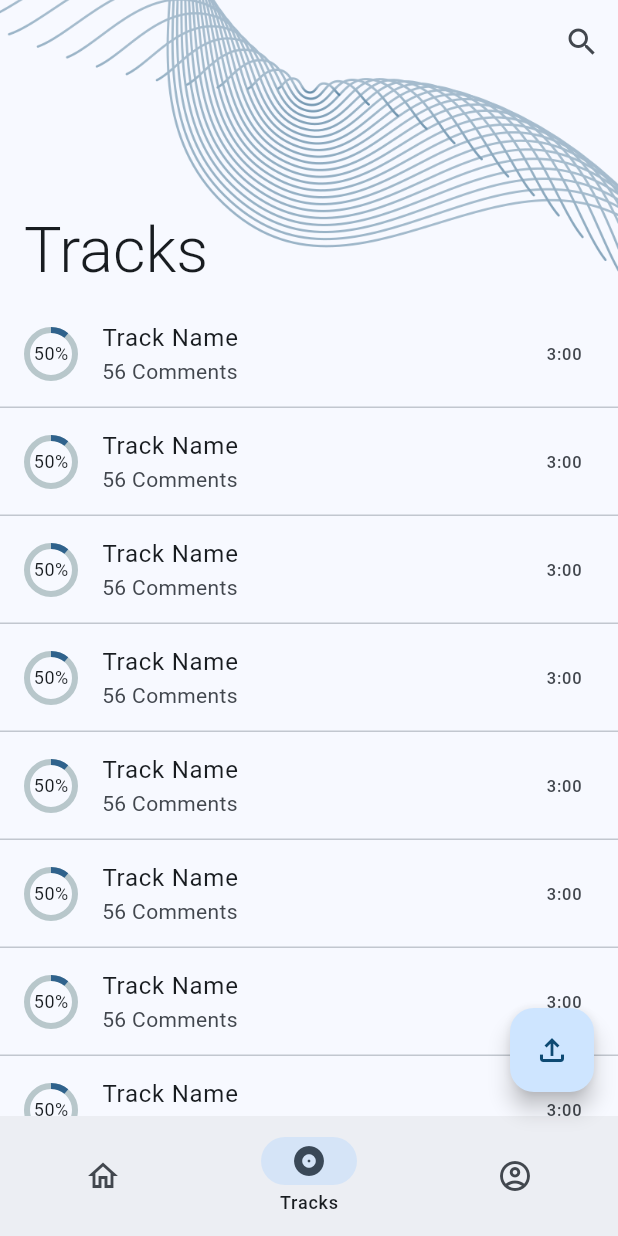
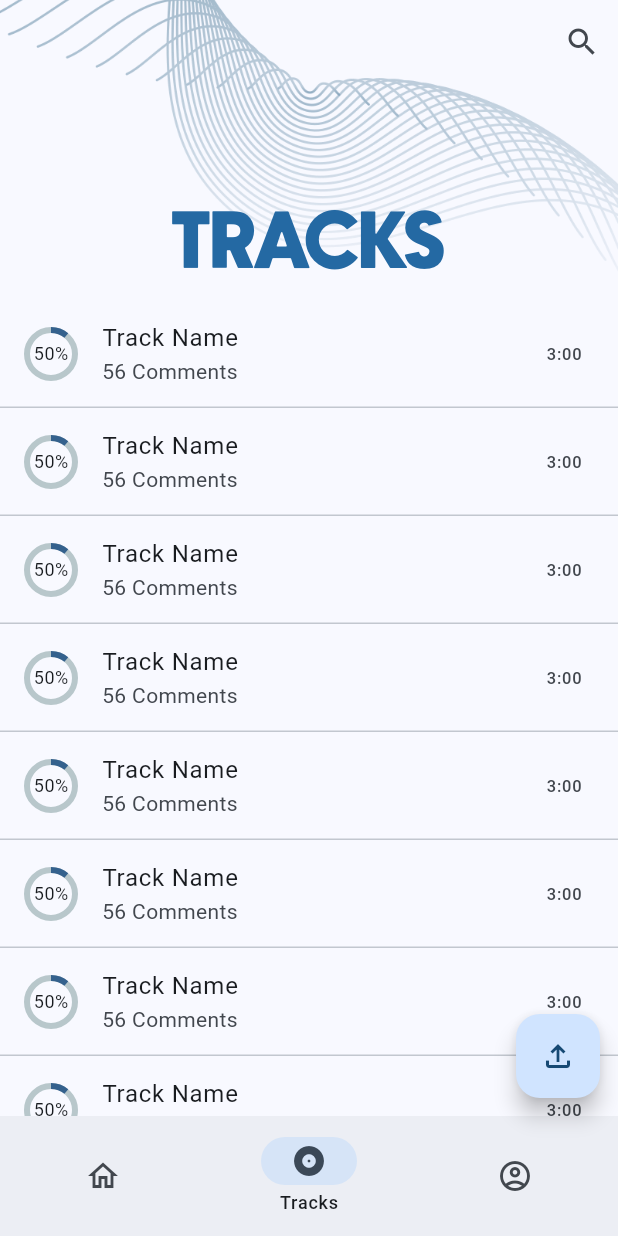
Before and after one commit to and-rose/audinote-mobile, a Flutter app: the screen it shows after launch, item 2 of the bottom bar chosen, after a tap on the "search" icon, on a phone screen of 412 x 824 dp. Run offline on Flutter 3.47's test engine with Material 2 defaults, Android fonts, the phone set to English and light mode, and no system bars; drawn by our look-alikes of percent_indicator.

Commit message:
Imported custom font

```diff
--- a/lib/main.dart
+++ b/lib/main.dart
@@ -18,7 +18,7 @@ class MyApp extends StatelessWidget {
       theme: ThemeData(
         brightness: Brightness.light,
         colorScheme: ColorScheme.fromSeed(
-          seedColor: const Color(0xFF124e78),
+          seedColor: const Color(0xFF2469A3),
           secondary: const Color(0XFF07A0C3),
         ),
         visualDensity: VisualDensity.adaptivePlatformDensity,
@@ -27,15 +27,10 @@ class MyApp extends StatelessWidget {
             fontSize: 72.0,
             fontWeight: FontWeight.bold,
           ),
-          headline5: TextStyle(
-            fontSize: 28.0,
-            fontWeight: FontWeight.w300,
-            fontFamily: 'Roboto',
-          ),
           headline6: TextStyle(
             fontSize: 36.0,
-            fontWeight: FontWeight.w300,
-            fontFamily: 'Roboto',
+            fontFamily: 'Newake',
+            color: Color(0xFF2469A3),
           ),
           bodyText2: TextStyle(
             fontSize: 14.0,
@@ -128,6 +123,7 @@ class _MyHomePageState extends State<MyHomePage> {
           ),
         ],
       ),
+      floatingActionButtonLocation: FloatingActionButtonLocation.miniEndFloat,
       floatingActionButton: screens[currentPageIndex]['fab'],
     );
   }
--- a/lib/screens/home.dart
+++ b/lib/screens/home.dart
@@ -5,6 +5,59 @@ class HomeScreen extends StatelessWidget {
 
   @override
   Widget build(BuildContext context) {
-    return const Center(child: Text("Home Page"));
+    return CustomScrollView(
+      slivers: [
+        SliverAppBar(
+          surfaceTintColor: Theme.of(context).colorScheme.background,
+          flexibleSpace: FlexibleSpaceBar(
+            background: ShaderMask(
+              shaderCallback: (rect) {
+                return const LinearGradient(
+                  begin: Alignment.topCenter,
+                  end: Alignment.bottomCenter,
+                  colors: [Colors.black, Colors.transparent],
+                ).createShader(Rect.fromLTRB(0, 0, rect.width, rect.height));
+              },
+              blendMode: BlendMode.dstIn,
+              child: Image.asset(
+                "assets/uuundulate.png",
+                fit: BoxFit.cover,
+              ),
+            ),
+            centerTitle: true,
+            title: Image.asset(
+              "assets/audinote-logo.png",
+              fit: BoxFit.contain,
+              height: 30,
+            ),
+            titlePadding: const EdgeInsetsDirectional.only(
+              start: 0.0,
+              bottom: 10.0,
+            ),
+          ),
+          actions: <Widget>[
+            IconButton(
+              icon: const Icon(Icons.search),
+              onPressed: () {},
+            ),
+          ],
+          pinned: true,
+          expandedHeight: 200.0,
+        ),
+        SliverList(
+          delegate: SliverChildListDelegate([
+            Padding(
+              padding: const EdgeInsets.all(10.0),
+              child: Column(
+                crossAxisAlignment: CrossAxisAlignment.start,
+                children: const [
+                  Text("Recent", style: TextStyle(fontSize: 20)),
+                ],
+              ),
+            ),
+          ]),
+        ),
+      ],
+    );
   }
 }
--- a/lib/screens/tracks.dart
+++ b/lib/screens/tracks.dart
@@ -20,16 +20,27 @@ class TracksScreen extends StatelessWidget {
         SliverAppBar(
           surfaceTintColor: Theme.of(context).colorScheme.background,
           flexibleSpace: FlexibleSpaceBar(
-            background: const Image(
-              image: AssetImage("assets/wwwhirl.png"),
-              alignment: FractionalOffset(0.0, 0.7),
-              fit: BoxFit.cover,
+            background: ShaderMask(
+              shaderCallback: (rect) {
+                return const LinearGradient(
+                  begin: Alignment.topCenter,
+                  end: Alignment.bottomCenter,
+                  colors: [Colors.black, Colors.transparent],
+                ).createShader(Rect.fromLTRB(0, 0, rect.width, rect.height));
+              },
+              blendMode: BlendMode.dstIn,
+              child: Image.asset(
+                "assets/wwwhirl.png",
+                alignment: const FractionalOffset(0.0, 0.7),
+                fit: BoxFit.cover,
+              ),
             ),
+            centerTitle: true,
+            title: Text("Tracks".toUpperCase(),
+                style: Theme.of(context).textTheme.headline6),
             titlePadding: const EdgeInsetsDirectional.only(
-              start: 16,
-              bottom: 5,
+              bottom: 2.0,
             ),
-            title: Text("Tracks", style: Theme.of(context).textTheme.headline5),
           ),
           actions: <Widget>[
             IconButton(
```
Also changed, not shown: pubspec.yaml (+6 -1 lines), assets/audinote-logo.png (added), assets/fonts/newake-demo-400.otf (added), assets/uuundulate.png (added).
